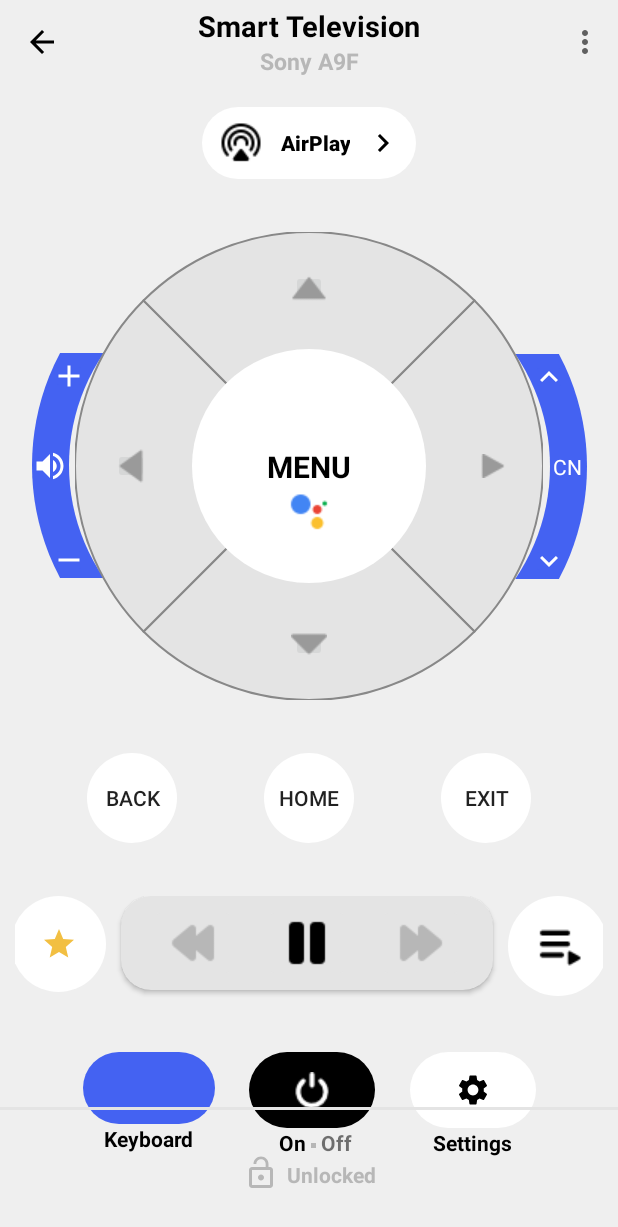
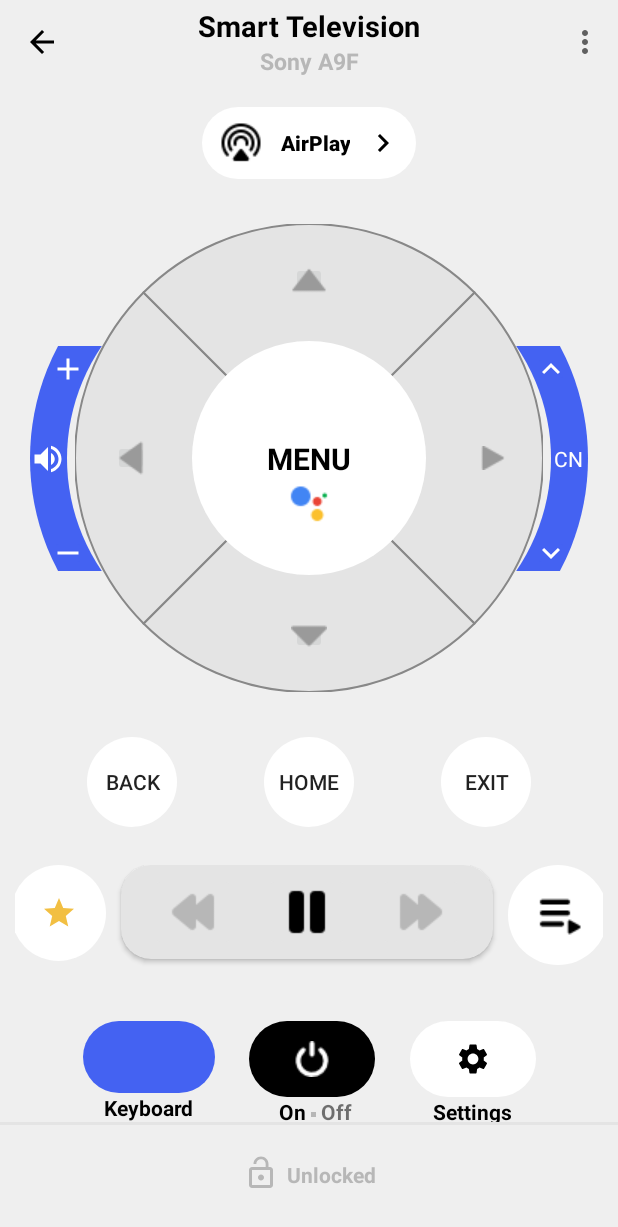
Before and after one commit to vidhi48/Android-Demos, an Android app: the TelevisionActivity screen opened directly, with no data from a screen before it, on a phone screen of 412 x 824 dp. Shown: the top 1227 px of the screen. Run offline under Robolectric (Android 15) with nearby library versions, the phone set to English and light mode, and no system bars; our stand-ins replace data binding; 5 statements that could not run were skipped.

Commit message:
TE7-T894 KT screen completed.

```diff
--- a/app/src/main/java/com/example/demo/MusicActivity.kt
+++ b/app/src/main/java/com/example/demo/MusicActivity.kt
@@ -64,7 +64,7 @@ class MusicActivity : AppCompatActivity() {
 
     private fun setupPowerButton() {
         var isOn = false
-        binding.card.power.setOnClickListener{
+        binding.card.power.setOnClickListener {
             isOn = !isOn
             if (isOn) {
                 binding.card.textOn.setTextColor(Color.GRAY)
@@ -92,7 +92,7 @@ class MusicActivity : AppCompatActivity() {
     private fun setupView() {
 
         binding.appBar.appToolBar.setNavigationOnClickListener {
-            val intent = Intent(this , MainActivity::class.java)
+            val intent = Intent(this, MainActivity::class.java)
             startActivity(intent)
         }
 
--- a/app/src/main/java/com/example/demo/customview/SliderCustomView.kt
+++ b/app/src/main/java/com/example/demo/customview/SliderCustomView.kt
@@ -17,7 +17,7 @@ class SliderCustomView(context: Context, attrs: AttributeSet): View(context, att
     private val paint = Paint(Paint.ANTI_ALIAS_FLAG)
     private var margin: Float
     private var rectangle: RectF? = null
-    private val progress = 25f
+    private var progress = 25f
     private val progressStart = 135f
     private val progressSweep = 270f
     private var progressAngle = 200f
--- a/app/src/main/res/layout/activity_television.xml
+++ b/app/src/main/res/layout/activity_television.xml
@@ -59,7 +59,7 @@
             layout="@layout/remote_custom_view"
             android:layout_width="match_parent"
             android:layout_height="wrap_content"
-            android:layout_marginTop="@dimen/dp_15"
+            android:layout_marginTop="@dimen/dp_10"
             app:layout_constraintEnd_toEndOf="parent"
             app:layout_constraintStart_toStartOf="parent"
             app:layout_constraintTop_toBottomOf="@id/airPlay" />
@@ -68,7 +68,7 @@
             android:id="@+id/back"
             android:layout_width="@dimen/_60dp"
             android:layout_height="@dimen/_60dp"
-            android:layout_marginTop="@dimen/dp_35"
+            android:layout_marginTop="@dimen/dp_30"
             android:background="@drawable/button_rounded"
             android:backgroundTint="@color/white"
             android:text="@string/back"
@@ -108,7 +108,7 @@
             android:layout_width="@dimen/dp_0"
             android:layout_height="wrap_content"
             android:layout_marginStart="@dimen/dp_10"
-            android:layout_marginTop="@dimen/dp_35"
+            android:layout_marginTop="@dimen/dp_25"
             android:layout_marginEnd="@dimen/dp_10"
             app:buttonImages="@{keyboardBtn}"
             app:layout_constraintEnd_toEndOf="parent"
@@ -120,8 +120,8 @@
             android:id="@+id/line"
             android:layout_width="match_parent"
             android:layout_height="@dimen/dp_2"
-            android:layout_marginTop="@dimen/dp_30"
-            android:layout_marginBottom="@dimen/dp_30"
+            android:layout_marginTop="@dimen/dp_15"
+            android:layout_marginBottom="@dimen/dp_20"
             android:background="@color/lightGray"
             app:layout_constraintBottom_toTopOf="@id/lock"
             app:layout_constraintStart_toStartOf="parent" />
--- a/app/src/main/res/layout/remote_custom_view.xml
+++ b/app/src/main/res/layout/remote_custom_view.xml
@@ -12,22 +12,20 @@
         android:layout_width="@dimen/dp_50"
         android:layout_height="@dimen/dp_150"
         android:background="@drawable/curve_background_left"
-        app:layout_constraintTop_toBottomOf="@id/customView"
-        app:layout_constraintCircle="@id/customView"
-        app:layout_constraintCircleRadius="@dimen/dp_160"
-        app:layout_constraintCircleAngle="270"
-        app:layout_constraintStart_toStartOf="parent"/>
+        app:layout_constraintEnd_toStartOf="@id/customView"
+        app:layout_constraintTop_toTopOf="@id/customView"
+        app:layout_constraintBottom_toBottomOf="@id/customView"
+        android:layout_marginEnd="-20dp"/>
 
     <View
         android:id="@+id/circularBackground2"
         android:layout_width="@dimen/dp_50"
         android:layout_height="@dimen/dp_150"
         android:background="@drawable/curve_background_right"
-        app:layout_constraintTop_toBottomOf="@id/customView"
-        app:layout_constraintCircle="@id/customView"
-        app:layout_constraintCircleRadius="@dimen/dp_160"
-        app:layout_constraintCircleAngle="90"
-        app:layout_constraintStart_toStartOf="parent"/>
+        app:layout_constraintStart_toEndOf="@id/customView"
+        app:layout_constraintTop_toTopOf="@id/customView"
+        app:layout_constraintBottom_toBottomOf="@id/customView"
+        android:layout_marginStart="-20dp" />
 
     <ImageButton
         android:id="@+id/plusBtn"
```
Also changed, not shown: app/src/main/java/com/example/demo/AirConditionerActivity.kt (+14 -6 lines), app/src/main/java/com/example/demo/TelevisionActivity.kt (+12 -13 lines), app/src/main/res/layout/activity_air_conditioner.xml (+7 -5 lines), app/src/main/res/layout/activity_music.xml (+5 -5 lines).
